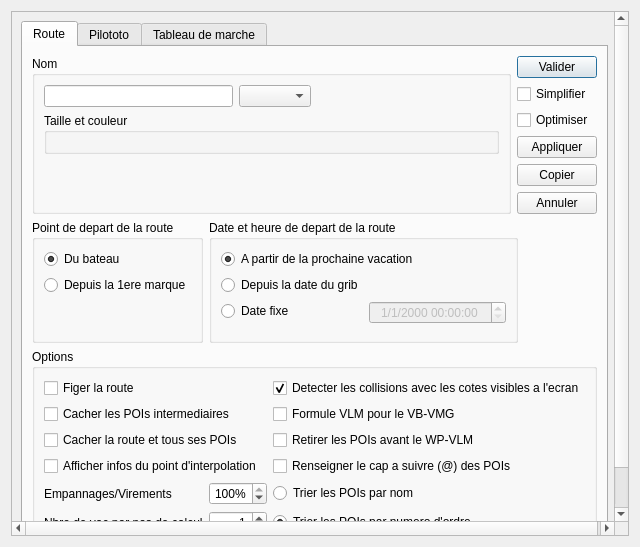
nohal/qtVlm, file src/Ui/Route_Editor.ui: the form before one commit.
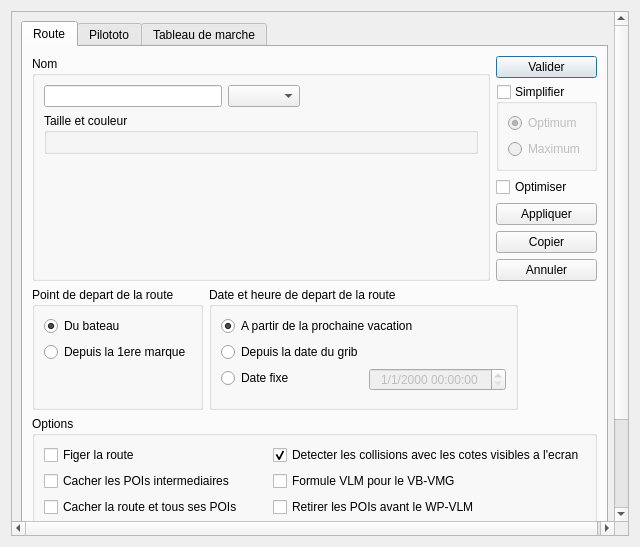
The form after the commit. The open tabs and pages were chosen to show the change.

The edit to the form file:
```diff
--- a/src/Ui/Route_Editor.ui
+++ b/src/Ui/Route_Editor.ui
@@ -43,7 +43,7 @@
         <x>0</x>
         <y>0</y>
         <width>603</width>
-        <height>565</height>
+        <height>581</height>
        </rect>
       </property>
       <layout class="QGridLayout" name="gridLayout_2">
@@ -133,16 +133,35 @@
                 </widget>
                </item>
                <item>
-                <widget class="QCheckBox" name="Simplifier">
-                 <property name="toolTip">
-                  <string>Simplifie la route en supprimant les POIs qui ne changent pas l'eta finale.</string>
-                 </property>
-                 <property name="text">
+                <widget class="QGroupBox" name="simp_groupBox">
+                 <property name="title">
                   <string>Simplifier</string>
                  </property>
-                 <property name="tristate">
+                 <property name="checkable">
                   <bool>true</bool>
                  </property>
+                 <property name="checked">
+                  <bool>false</bool>
+                 </property>
+                 <layout class="QVBoxLayout" name="verticalLayout_10">
+                  <item>
+                   <widget class="QRadioButton" name="simpMin">
+                    <property name="text">
+                     <string>Optimum</string>
+                    </property>
+                    <property name="checked">
+                     <bool>true</bool>
+                    </property>
+                   </widget>
+                  </item>
+                  <item>
+                   <widget class="QRadioButton" name="simpMax">
+                    <property name="text">
+                     <string>Maximum</string>
+                    </property>
+                   </widget>
+                  </item>
+                 </layout>
                 </widget>
                </item>
                <item>
```
Left out of the diff: 26 changed lines with no effect on the pictures.
